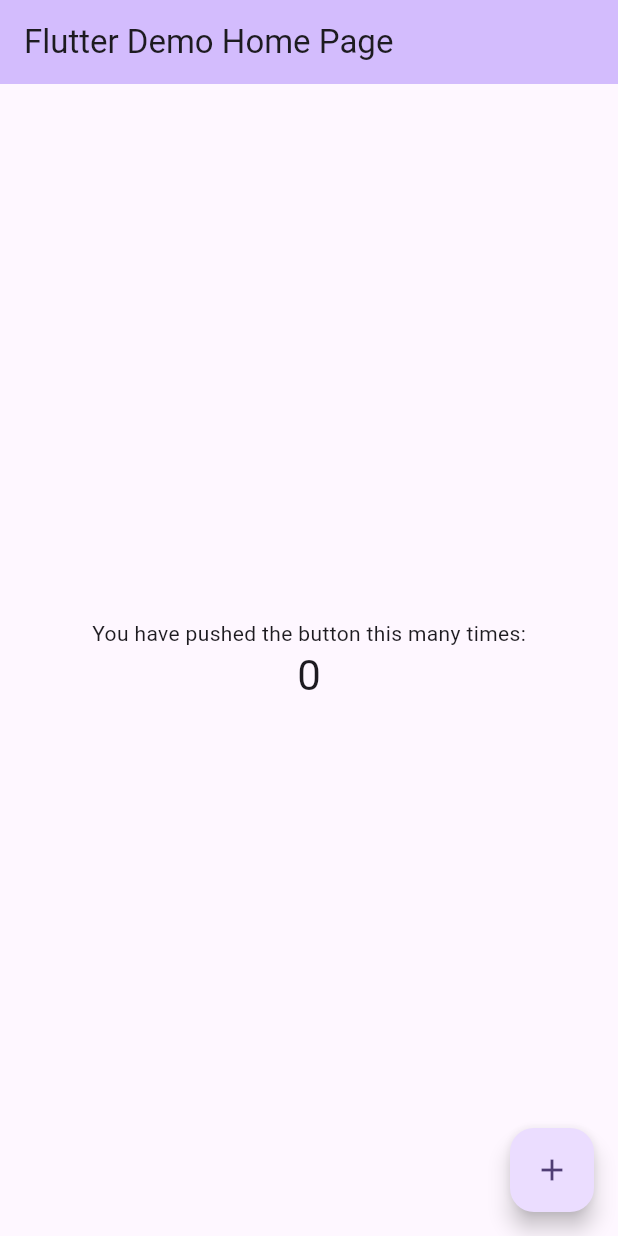
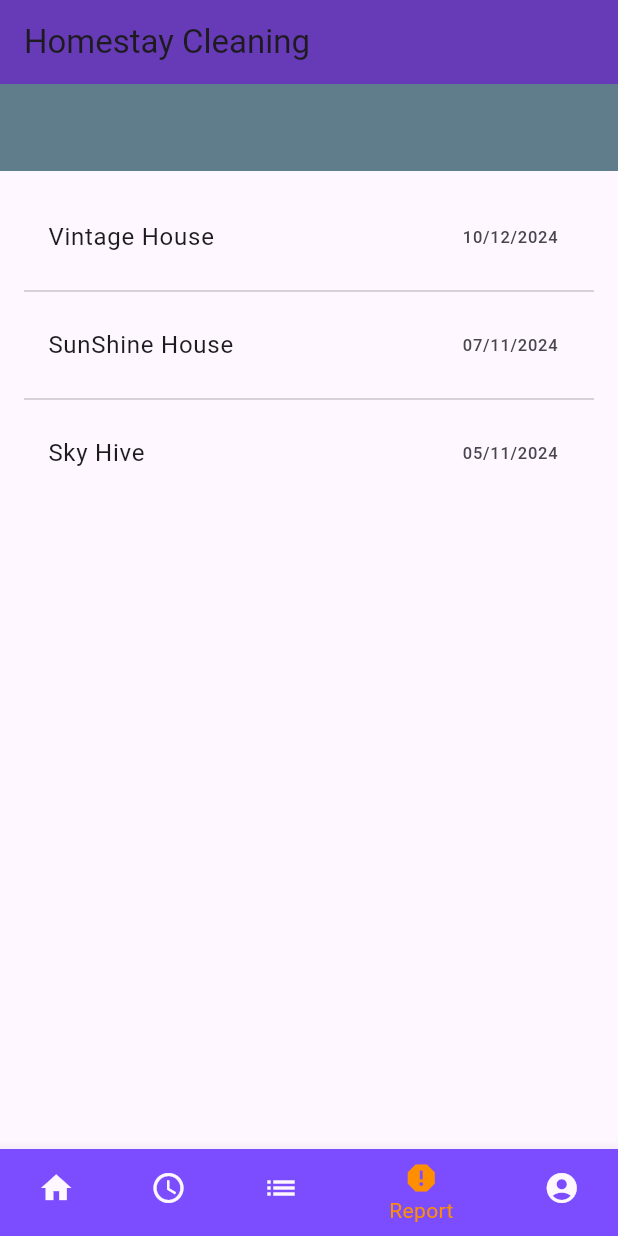
Before and after one commit to mzkiydn/Hotel-Cleaner-Management-System, a Flutter app: the screen it shows after launch, on a phone screen of 412 x 824 dp. Run offline on Flutter 3.47's test engine with Material 3 defaults, Android fonts, the phone set to English and light mode, and no system bars; our stand-ins replace firebase_core; accounts and stored records are empty; generated files the repository leaves out were written again.

Commit message:
1. Firebase setting 2. Report module 3. Reusable baseScaffold as template

```diff
--- a/lib/Routes/route.dart
+++ b/lib/Routes/route.dart
@@ -0,0 +1,8 @@
+import 'package:flutter/material.dart';
+import 'package:hcms_sep/Views/Report/reportView.dart';
+
+class Routes {
+  static final Map<String, WidgetBuilder> routes = {
+    '/report': (context) => ReportView(),
+  };
+}
--- a/lib/Views/Report/reportDetail.dart
+++ b/lib/Views/Report/reportDetail.dart
@@ -0,0 +1,44 @@
+import 'package:flutter/material.dart';
+import 'package:hcms_sep/baseScaffold.dart';
+
+class ReportDetail extends StatelessWidget {
+  final Map<String, String> report;
+
+  const ReportDetail({Key? key, required this.report}) : super(key: key);
+
+  @override
+  Widget build(BuildContext context) {
+    return BaseScaffold(
+      customBarTitle: (report['homestay'] ?? 'Report Details'),
+      leftCustomBarAction: IconButton(
+        icon: Icon(Icons.arrow_left, color: Colors.white),
+        onPressed: () {
+          Navigator.pushNamed(context, '/report');
+        },
+      ),
+      body: Padding(
+        padding: const EdgeInsets.all(16.0),
+        child: Column(
+          crossAxisAlignment: CrossAxisAlignment.start,
+          children: [
+            Text('Homestay: ${report['homestay']}',
+                style: const TextStyle(fontSize: 18)),
+            const SizedBox(height: 8),
+            Text('Date: ${report['date']}',
+                style: const TextStyle(fontSize: 18)),
+            const SizedBox(height: 20),
+            const Center(
+              child: Icon(Icons.home, size: 100, color: Colors.deepPurple),
+            ),
+          ],
+        ),
+      ),
+      //selectedNavbar
+      currentIndex: 3,
+      // Set this based on the desired initial tab
+      onItemTapped: (index) {
+        // Handle bottom navigation actions if needed
+      },
+    );
+  }
+}
--- a/lib/Views/Report/reportView.dart
+++ b/lib/Views/Report/reportView.dart
@@ -0,0 +1,43 @@
+import 'package:flutter/material.dart';
+import 'package:hcms_sep/baseScaffold.dart';
+import 'reportDetail.dart';
+
+class ReportView extends StatelessWidget {
+  final List<Map<String, String>> reports = [
+    {"homestay": "Vintage House", "date": "10/12/2024"},
+    {"homestay": "SunShine House", "date": "07/11/2024"},
+    {"homestay": "Sky Hive", "date": "05/11/2024"},
+  ];
+
+  @override
+  Widget build(BuildContext context) {
+    return BaseScaffold(
+      body: ListView.separated(
+        padding: const EdgeInsets.all(16.0),
+        itemCount: reports.length,
+        itemBuilder: (context, index) {
+          return ListTile(
+            title: Text(reports[index]["homestay"]!),
+            trailing: Text(reports[index]["date"]!),
+            onTap: () {
+              Navigator.push(
+                context,
+                MaterialPageRoute(
+                  builder: (context) =>
+                      ReportDetail(report: reports[index]),
+                ),
+              );
+            },
+          );
+        },
+        separatorBuilder: (_, __) => const Divider(),
+      ),
+      //selectedNavbar
+      currentIndex: 3,
+      // Set this based on the desired initial tab
+      onItemTapped: (index) {
+        // Handle bottom navigation actions if needed
+      },
+    );
+  }
+}
--- /dev/null
+++ b/lib/baseScaffold.dart
@@ -0,0 +1,119 @@
+import 'package:flutter/material.dart';
+
+class BaseScaffold extends StatelessWidget {
+  final Widget body;
+  final int currentIndex;
+  final ValueChanged<int>? onItemTapped;
+  final Widget? leftCustomBarAction;
+  final Widget? rightCustomBarAction;
+  final String customBarTitle;
+  final bool showBottomNavigationBar;
+
+  BaseScaffold({
+    Key? key,
+    required this.body,
+    required this.currentIndex,
+    required this.onItemTapped,
+    this.leftCustomBarAction, // Initialize left button
+    this.rightCustomBarAction, // Initialize right button
+    this.customBarTitle = " ", // Default title if none provided
+    this.showBottomNavigationBar = true,
+  }) : super(key: key);
+
+  void _handleNavigation(BuildContext context, int index) {
+    if (index == 0) {
+      Navigator.pushNamed(context, '/home');
+    } else if (index == 1) {
+      Navigator.pushNamed(context, '/booking');
+    } else if (index == 2) {
+      Navigator.pushNamed(context, '/activity');
+    } else if (index == 3) {
+      Navigator.pushNamed(context, '/report');
+    } else if (index == 4) {
+      Navigator.pushNamed(context, '/profile');
+      // } else if (onItemTapped != null) {
+      //   // Handle other navigation normally
+      //   onItemTapped!(index);
+    }
+  }
+
+  @override
+  Widget build(BuildContext context) {
+    return Scaffold(
+      //AppBar
+      appBar: AppBar(
+        // the top of the app
+          automaticallyImplyLeading: false, // Remove back button
+          title: Text('Homestay Cleaning'),
+          backgroundColor: Colors.deepPurple,
+      ),
+
+      //customBar
+      body: Column(
+        children: [
+          // Custom bar with left and right actions
+          Container(
+            color: Colors.blueGrey,
+            padding: const EdgeInsets.symmetric(vertical: 16.0, horizontal: 20.0),
+            child: Row(
+              mainAxisAlignment: MainAxisAlignment.spaceBetween,
+              children: [
+                // Display left action if provided, else empty space
+                leftCustomBarAction ?? SizedBox.shrink(),
+
+                Text(
+                  customBarTitle, // Display dynamic title
+                  style: TextStyle(
+                    color: Colors.white,
+                    fontSize: 18,
+                    fontWeight: FontWeight.bold,
+                  ),
+                ),
+
+                // Display right action if provided, else empty space
+                rightCustomBarAction ?? SizedBox.shrink(),
+              ],
+            ),
+          ),
+          // Main content
+          Expanded(child: body),
+        ],
+      ),
+
+      //NavBar
+      bottomNavigationBar: showBottomNavigationBar
+          ? BottomNavigationBar(
+        items: const [
+          BottomNavigationBarItem(
+            icon: Icon(Icons.home),
+            label: 'Home',
+            backgroundColor: Colors.deepPurpleAccent,
+          ),
+          BottomNavigationBarItem(
+            icon: Icon(Icons.schedule),
+            label: 'Booking',
+            backgroundColor: Colors.deepPurpleAccent,
+          ),
+          BottomNavigationBarItem(
+            icon: Icon(Icons.list),
+            label: 'Activity',
+            backgroundColor: Colors.deepPurpleAccent,
+          ),
+          BottomNavigationBarItem(
+            icon: Icon(Icons.report),
+            label: 'Report',
+            backgroundColor: Colors.deepPurpleAccent,
+          ),
+          BottomNavigationBarItem(
+            icon: Icon(Icons.account_circle),
+            label: 'Profile',
+            backgroundColor: Colors.deepPurpleAccent,
+          ),
+        ],
+        currentIndex: currentIndex,
+        selectedItemColor: Colors.amber[800],
+        onTap: (index) => _handleNavigation(context, index),
+      ) : null,
+    );
+  }
+}
--- a/lib/main.dart
+++ b/lib/main.dart
@@ -1,125 +1,28 @@
 import 'package:flutter/material.dart';
+import 'package:firebase_core/firebase_core.dart';
+import 'Routes/route.dart';
+import 'firebase_options.dart';
 
-void main() {
-  runApp(const MyApp());
+
+void main() async {
+  WidgetsFlutterBinding.ensureInitialized();
+  await Firebase.initializeApp(
+    options: DefaultFirebaseOptions.currentPlatform, // This will use the platform-specific options
+  );
+  runApp(MyApp());
 }
 
+// easily create by type 'stless'
 class MyApp extends StatelessWidget {
   const MyApp({super.key});
 
-  // This widget is the root of your application.
+
   @override
   Widget build(BuildContext context) {
     return MaterialApp(
-      title: 'Flutter Demo',
-      theme: ThemeData(
-        // This is the theme of your application.
-        //
-        // TRY THIS: Try running your application with "flutter run". You'll see
-        // the application has a purple toolbar. Then, without quitting the app,
-        // try changing the seedColor in the colorScheme below to Colors.green
-        // and then invoke "hot reload" (save your changes or press the "hot
-        // reload" button in a Flutter-supported IDE, or press "r" if you used
-        // the command line to start the app).
-        //
-        // Notice that the counter didn't reset back to zero; the application
-        // state is not lost during the reload. To reset the state, use hot
-        // restart instead.
-        //
-        // This works for code too, not just values: Most code changes can be
-        // tested with just a hot reload.
-        colorScheme: ColorScheme.fromSeed(seedColor: Colors.deepPurple),
-        useMaterial3: true,
-      ),
-      home: const MyHomePage(title: 'Flutter Demo Home Page'),
+      debugShowCheckedModeBanner: false,
+      initialRoute: '/report', //nanti tukar home
+      routes: Routes.routes,
     );
   }
 }
-
-class MyHomePage extends StatefulWidget {
-  const MyHomePage({super.key, required this.title});
-
-  // This widget is the home page of your application. It is stateful, meaning
-  // that it has a State object (defined below) that contains fields that affect
-  // how it looks.
-
-  // This class is the configuration for the state. It holds the values (in this
-  // case the title) provided by the parent (in this case the App widget) and
-  // used by the build method of the State. Fields in a Widget subclass are
-  // always marked "final".
-
-  final String title;
-
-  @override
-  State<MyHomePage> createState() => _MyHomePageState();
-}
-
-class _MyHomePageState extends State<MyHomePage> {
-  int _counter = 0;
-
-  void _incrementCounter() {
-    setState(() {
-      // This call to setState tells the Flutter framework that something has
-      // changed in this State, which causes it to rerun the build method below
-      // so that the display can reflect the updated values. If we changed
-      // _counter without calling setState(), then the build method would not be
-      // called again, and so nothing would appear to happen.
-      _counter++;
-    });
-  }
-
-  @override
-  Widget build(BuildContext context) {
-    // This method is rerun every time setState is called, for instance as done
-    // by the _incrementCounter method above.
-    //
-    // The Flutter framework has been optimized to make rerunning build methods
-    // fast, so that you can just rebuild anything that needs updating rather
-    // than having to individually change instances of widgets.
-    return Scaffold(
-      appBar: AppBar(
-        // TRY THIS: Try changing the color here to a specific color (to
-        // Colors.amber, perhaps?) and trigger a hot reload to see the AppBar
-        // change color while the other colors stay the same.
-        backgroundColor: Theme.of(context).colorScheme.inversePrimary,
-        // Here we take the value from the MyHomePage object that was created by
-        // the App.build method, and use it to set our appbar title.
-        title: Text(widget.title),
-      ),
-      body: Center(
-        // Center is a layout widget. It takes a single child and positions it
-        // in the middle of the parent.
-        child: Column(
-          // Column is also a layout widget. It takes a list of children and
-          // arranges them vertically. By default, it sizes itself to fit its
-          // children horizontally, and tries to be as tall as its parent.
-          //
-          // Column has various properties to control how it sizes itself and
-          // how it positions its children. Here we use mainAxisAlignment to
-          // center the children vertically; the main axis here is the vertical
-          // axis because Columns are vertical (the cross axis would be
-          // horizontal).
-          //
-          // TRY THIS: Invoke "debug painting" (choose the "Toggle Debug Paint"
-          // action in the IDE, or press "p" in the console), to see the
-          // wireframe for each widget.
-          mainAxisAlignment: MainAxisAlignment.center,
-          children: <Widget>[
-            const Text(
-              'You have pushed the button this many times:',
-            ),
-            Text(
-              '$_counter',
-              style: Theme.of(context).textTheme.headlineMedium,
-            ),
-          ],
-        ),
-      ),
-      floatingActionButton: FloatingActionButton(
-        onPressed: _incrementCounter,
-        tooltip: 'Increment',
-        child: const Icon(Icons.add),
-      ), // This trailing comma makes auto-formatting nicer for build methods.
-    );
-  }
-}
--- a/pubspec.yaml
+++ b/pubspec.yaml
@@ -35,6 +35,9 @@ dependencies:
   # The following adds the Cupertino Icons font to your application.
   # Use with the CupertinoIcons class for iOS style icons.
   cupertino_icons: ^1.0.6
+  firebase_core: ^3.8.1
+
+
 
 dev_dependencies:
   flutter_test:
```
Also changed, not shown: lib/masterScaffold.dart (added, +45 -0 lines), lib/API/fiebase_option.dart (deleted), lib/API/firebase_service.dart (deleted), pubspec.lock, 4 other files.
